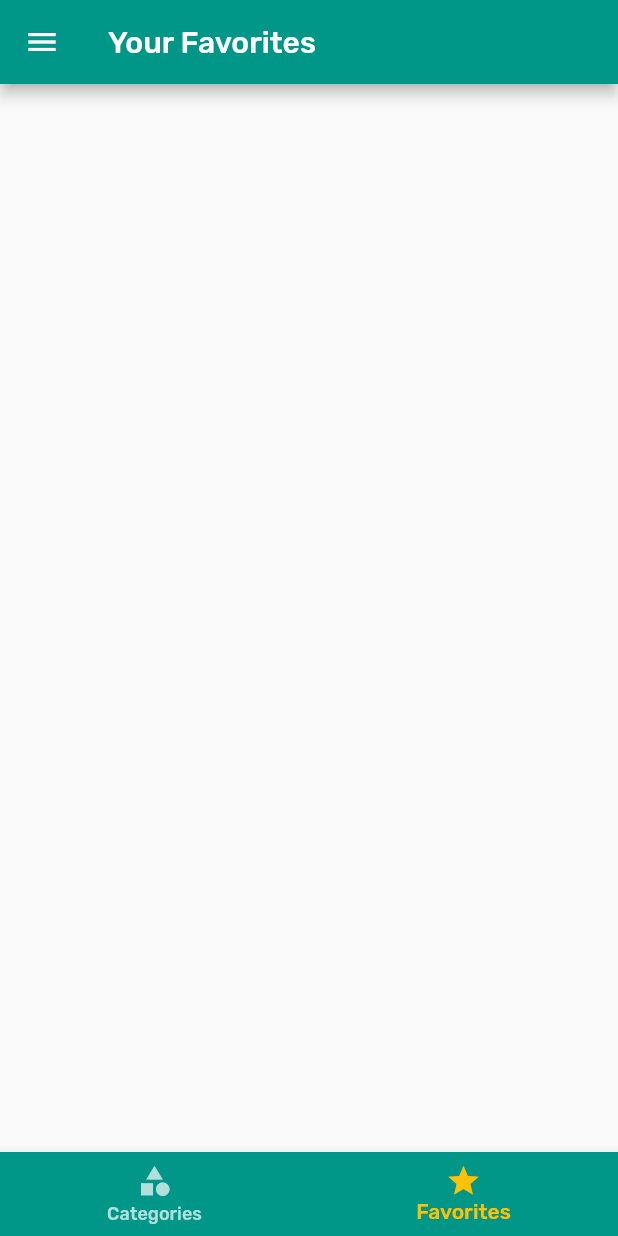
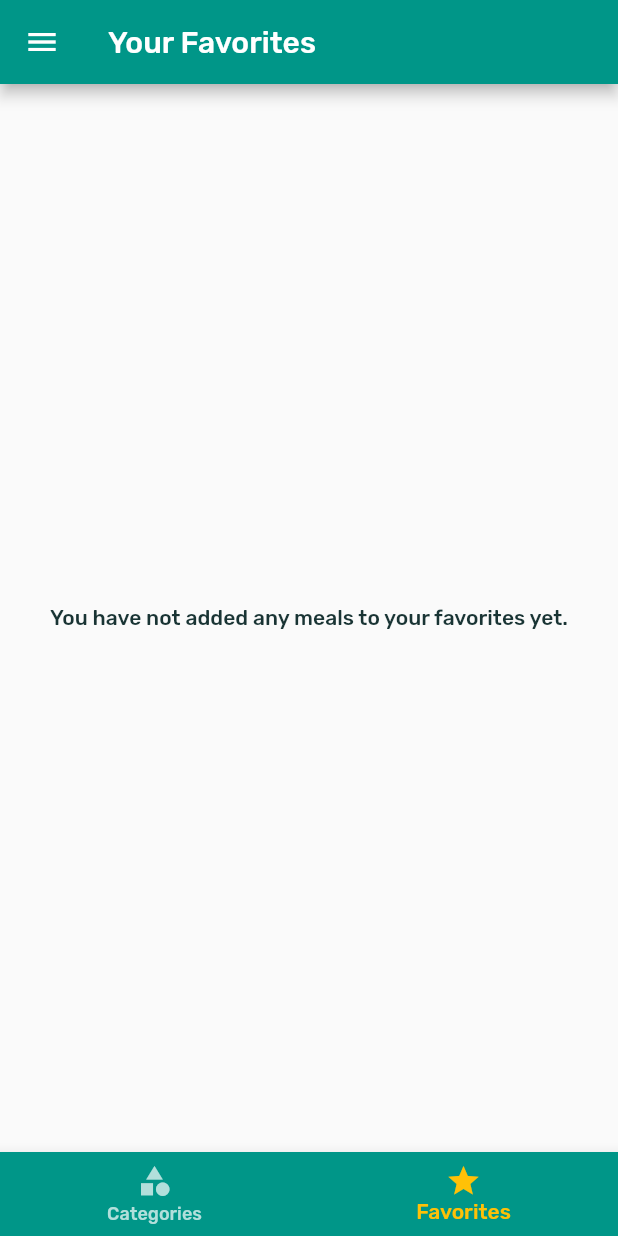
Before and after one commit to tr-stan/flutter_meals_app, a Flutter app: the screen it shows after launch, item 2 of the bottom bar chosen, on a phone screen of 412 x 824 dp. Run offline on Flutter 3.47's test engine with Material 2 defaults, Android fonts, the phone set to English and light mode, and no system bars.

Commit message:
adds favoriting logic & replaces meal item delete func w/ favorite func

```diff
--- a/lib/main.dart
+++ b/lib/main.dart
@@ -25,6 +25,7 @@ class _MyAppState extends State<MyApp> {
   };
 
   List<Meal> _availableMeals = DUMMY_MEALS;
+  List<Meal> _favoriteMeals = [];
 
   void _setFilters(Map<String, bool> filterData) {
     setState(() {
@@ -45,6 +46,26 @@ class _MyAppState extends State<MyApp> {
         return true;
       }).toList();
     });
+  }
+
+  void _toggleFavorite(String mealId) {
+    final existingIndex =
+        _favoriteMeals.indexWhere((meal) => meal.id == mealId);
+    if (existingIndex >= 0) {
+      setState(() {
+        _favoriteMeals.removeAt(existingIndex);
+      });
+    } else {
+      setState(() {
+        _favoriteMeals.add(
+          DUMMY_MEALS.firstWhere((meal) => meal.id == mealId),
+        );
+      });
+    }
+  }
+
+  bool _isMealFavorite(String id) {
+    return _favoriteMeals.any((meal) => meal.id == id);
   }
 
   @override
@@ -69,9 +90,10 @@ class _MyAppState extends State<MyApp> {
       // home: CategoriesScreen(),
       initialRoute: '/', // makes default '/'
       routes: {
-        '/': (ctx) => TabsScreen(),
-        CategoryMealsScreen.routeName: (ctx) => CategoryMealsScreen(_availableMeals),
-        MealDetailsScreen.routeName: (ctx) => MealDetailsScreen(),
+        '/': (ctx) => TabsScreen(_favoriteMeals),
+        CategoryMealsScreen.routeName: (ctx) =>
+            CategoryMealsScreen(_availableMeals),
+        MealDetailsScreen.routeName: (ctx) => MealDetailsScreen(_toggleFavorite, _isMealFavorite),
         FiltersScreen.routeName: (ctx) => FiltersScreen(_filters, _setFilters),
       },
       // sets default route destination for any navigation to a named route
--- a/lib/screens/favorites_screen.dart
+++ b/lib/screens/favorites_screen.dart
@@ -1,10 +1,33 @@
 import 'package:flutter/material.dart';
 
+import '../models/meal.dart';
+import '../widgets/meal_item.dart';
+
 class FavoritesScreen extends StatelessWidget {
+  final List<Meal> favoriteMeals;
+
+  FavoritesScreen(this.favoriteMeals);
+
   @override
   Widget build(BuildContext context) {
-    return Container(
-
-    );
+    if (favoriteMeals.isEmpty) {
+      return Center(
+        child: Text('You have not added any meals to your favorites yet.'),
+      );
+    } else {
+      return ListView.builder(
+        itemBuilder: (context, index) {
+          return MealItem(
+            id: favoriteMeals[index].id,
+            title: favoriteMeals[index].title,
+            imageUrl: favoriteMeals[index].imageUrl,
+            duration: favoriteMeals[index].duration,
+            affordability: favoriteMeals[index].affordability,
+            complexity: favoriteMeals[index].complexity,
+          );
+        },
+        itemCount: favoriteMeals.length,
+      );
+    }
   }
 }
--- a/lib/screens/tabs_screen.dart
+++ b/lib/screens/tabs_screen.dart
@@ -2,26 +2,20 @@ import 'package:flutter/material.dart';
 import './categories_screen.dart';
 import './favorites_screen.dart';
 import '../widgets/main_drawer.dart';
+import '../models/meal.dart';
 
 class TabsScreen extends StatefulWidget {
+  final List<Meal> favoriteMeals;
+
+  TabsScreen(this.favoriteMeals);
+
   @override
   _TabsScreenState createState() => _TabsScreenState();
 }
 
 class _TabsScreenState extends State<TabsScreen> {
   // list of widgets to be included in the navbar tabs
-  final List<Map<String, dynamic>> _pages = [
-    {
-      'page': CategoriesScreen(),
-      'title': 'Categories',
-      // could add an 'actions' key here for buttons taps etc.
-    },
-    {
-      'page': FavoritesScreen(),
-      'title': 'Your Favorites',
-      // could add an 'actions' key here for buttons taps etc.
-    },
-  ];
+  List<Map<String, dynamic>> _pages;
 
   // variable for tracking which tab is selected, default first tab
   int _selectedPageIndex = 0;
@@ -31,6 +25,26 @@ class _TabsScreenState extends State<TabsScreen> {
     setState(() {
       _selectedPageIndex = index;
     });
+  }
+
+  // must use initState because otherwise we cannot access the 'widget' property
+  // to pass in the favoriteMeals to the FavoritesScreen
+  // (can't refer to other properties when initializing a class)
+  @override
+  void initState() {
+    super.initState();
+    _pages = [
+    {
+      'page': CategoriesScreen(),
+      'title': 'Categories',
+      // could add an 'actions' key here for buttons taps etc.
+    },
+    {
+      'page': FavoritesScreen(widget.favoriteMeals),
+      'title': 'Your Favorites',
+      // could add an 'actions' key here for buttons taps etc.
+    },
+  ];
   }
 
   @override
```
Also changed, not shown: lib/screens/category_meals_screen.dart (+5 -6 lines), lib/screens/meal_details_screen.dart (+9 -4 lines), lib/widgets/meal_item.dart (+6 -7 lines).
